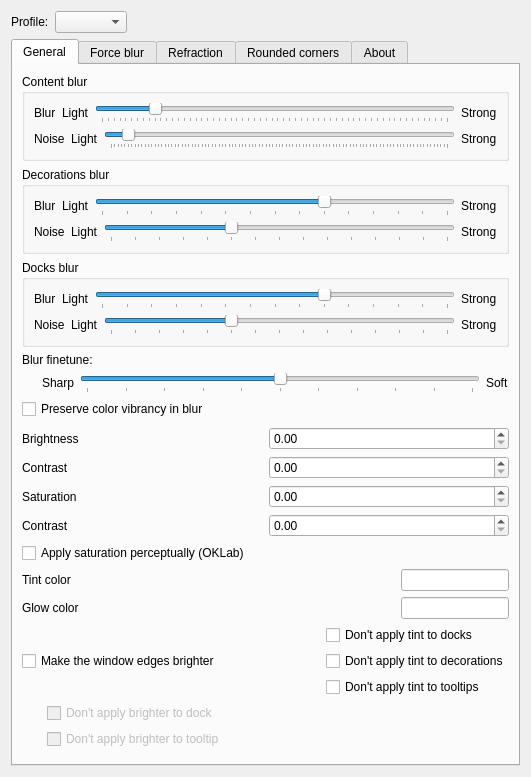
First picture: the form in src/kcm/blur_config.ui, repository BluestYellow/kwin-effects-glass, before the edit.
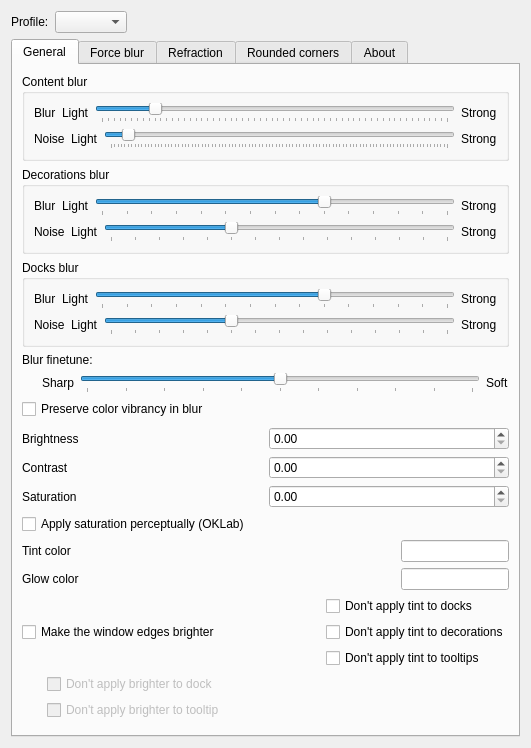
Second picture: the form after the edit. Custom widgets are drawn as their Qt base class.

Commit message: chore: remove duplicate Contrast input field and fix warnings

Patch:
```diff
--- a/src/kcm/blur_config.ui
+++ b/src/kcm/blur_config.ui
@@ -543,30 +543,7 @@
          </item>
         </layout>
        </item>
-       <item>
-        <layout class="QHBoxLayout">
-         <item>
-          <widget class="QLabel" name="label">
-           <property name="text">
-            <string>Contrast</string>
-           </property>
-          </widget>
-         </item>
-         <item>
-          <widget class="QDoubleSpinBox" name="kcfg_Contrast">
-           <property name="minimum">
-            <double>0.000000000000000</double>
-           </property>
-           <property name="maximum">
-            <double>5.0</double>
-           </property>
-           <property name="singleStep">
-            <double>0.100000000000000</double>
-           </property>
-          </widget>
-         </item>
-        </layout>
-       </item>
+
        <item>
         <widget class="QCheckBox" name="kcfg_OklabSaturation">
          <property name="text">
```
Left out of the diff: 3 changed lines with no effect on the pictures.
